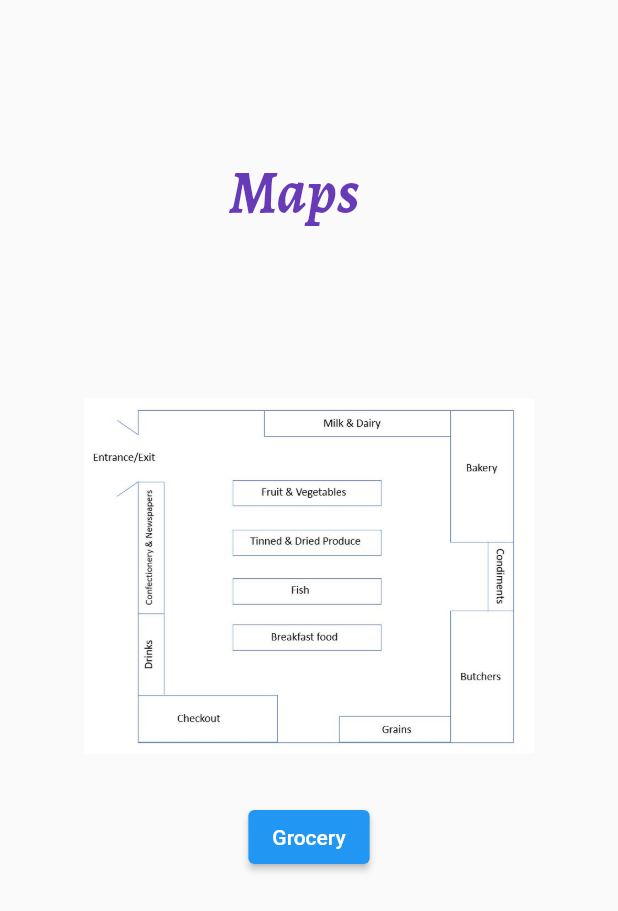
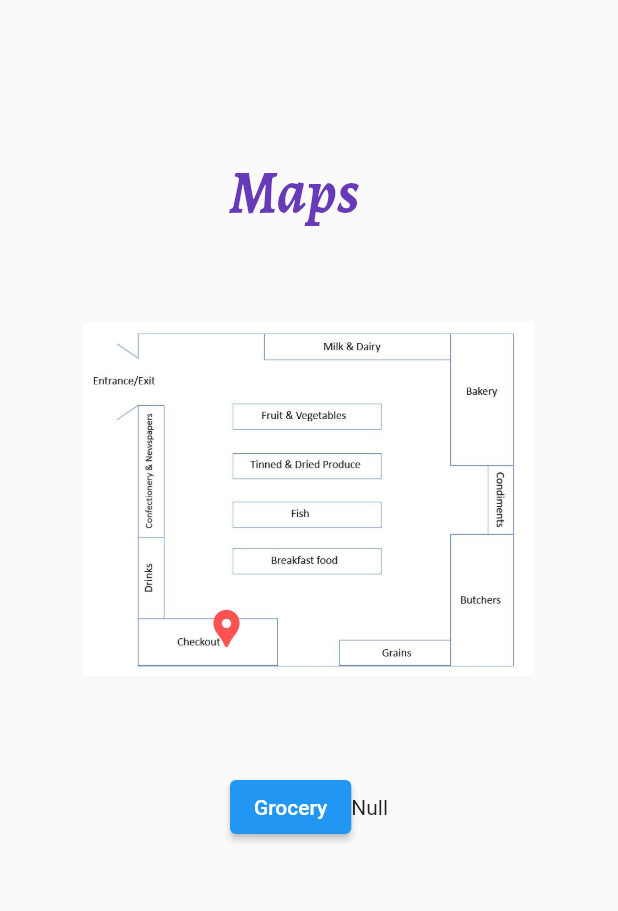
Before and after one commit to VirajGaur/Digital-transformation, a Flutter app: the Maps screen opened directly, on a phone screen of 412 x 824 dp. Shown: the top 911 px of the screen. Run offline on Flutter 3.47's test engine with Material 2 defaults, Android fonts, the phone set to English and light mode, and no system bars; drawn by our look-alikes of show_up_animation; our stand-ins replace animated_text_kit, sizer; missing offline and left inert: mysql1.

Commit message:
SQL version commit

```diff
--- a/digital_transformation/lib/Maps.dart
+++ b/digital_transformation/lib/Maps.dart
@@ -1,11 +1,81 @@
+import 'dart:typed_data';
+
 import 'package:flutter/material.dart';
 import 'package:show_up_animation/show_up_animation.dart';
+import 'dart:async';
+import 'package:mysql1/mysql1.dart';
+import 'Grocery.dart';
+import 'package:sizer/sizer.dart';
+import 'dart:ui';
 
-import 'Grocery.dart';
+class Maps extends StatefulWidget {
 
-class Maps extends StatelessWidget {
+  @override
+  State<Maps> createState() => _MapsState();
+}
+
+class _MapsState extends State<Maps> {
+
+  //List<String> Stores = [];
+  //children: Stores.map( (Store){
+  // return text(store)})
+  double height = 300;
+  double width = 300;
+  double posX = 300;
+  double posY = 300;
+  int port = 0;
+  String Store = "Null";
+  Blob image = new Blob.fromString("");
+
+  connectToSQL() async {
+    var settings = new ConnectionSettings(
+        host: 'ec2-54-208-82-154.compute-1.amazonaws.com',
+        port: 3306,
+        user: 'Mateusz',
+        password: 'O6OX7DIK1',
+        db: 'CSC4008'
+    );
+    port = settings.port;
+
+    var conn = await MySqlConnection.connect(settings);
+    var results = await conn.query('select StoreName,Blueprint from Store where StoreID = 1');
+    for (var row in results) {
+      setState(() {
+        Store = row[0];
+      });
+      Blob image = row[1];
+
+    };
+
+    conn.close();
+}
+
+  Uint8List convertStringToUint8List(String str) {
+    final List<int> codeUnits = str.codeUnits;
+    final Uint8List unit8List = Uint8List.fromList(codeUnits);
+
+    return unit8List;
+  }
+
+
+
+  void main() {
+    var thing =  window.physicalSize;
+
+    print(thing);
+  }
+  @override
+  void initState() {
+    height = 1;
+    connectToSQL();
+    setState(() {
+
+    });
+  }
   @override
   Widget build(BuildContext context) {
+    return Sizer(builder: (context, orientation, deviceType){
+
       return Scaffold(
         body: Row(
           mainAxisAlignment: MainAxisAlignment.center,
@@ -23,17 +93,18 @@ class Maps extends StatelessWidget {
                     ),
                   ),
                 ),
-              ShowUpAnimation(
-                delayStart: Duration(milliseconds: 200),
-                animationDuration: Duration(milliseconds: 400),
-                curve: Curves.decelerate,
-                direction: Direction.vertical,
-                offset: 0.5,
-                child:Container(
-                  padding: EdgeInsets.fromLTRB(20.0,20.0,20.0,0.0),
-                  child: Image.asset('Assets/TescoMap.JPG',height: 300 ,width: 300,),
+
+                 Container(
+                   child: (Image.memory(convertStringToUint8List(image.toString()), fit: BoxFit.fitHeight,)
+                   )
                  ),
-              ),
+
+                Map(posX: 80, posY: 80, height: 300, width: 300, image: 'Assets/TescoMap.JPG'),
+
+
+
+
+
                 Row(
                   mainAxisAlignment: MainAxisAlignment.spaceEvenly,
                   children: [
@@ -47,6 +118,7 @@ class Maps extends StatelessWidget {
 
                         child: Text('Grocery')
                     ),
+                    Text('$Store'),
                   ],
                 ) ,
               ],
@@ -54,6 +126,55 @@ class Maps extends StatelessWidget {
           ],
         ),
       );
+    },);//sizer
+
 
   }
 }
+
+class Map extends StatelessWidget {
+
+  final double posX;
+  final double posY;
+  final double height;
+  final double width;
+  final String image;
+
+  Map({required this.posX, required this.posY, required this.height, required this.width, required this.image});
+
+  @override
+  Widget build(BuildContext context) {
+    return ShowUpAnimation(
+      delayStart: Duration(milliseconds: 200),
+      animationDuration: Duration(milliseconds: 400),
+      curve: Curves.decelerate,
+      direction: Direction.vertical,
+      offset: 0.5,
+      child: SizedBox(
+        width: width,
+        height: height,
+        child: Stack(
+          children: <Widget>[
+
+            Container(
+              child: (Image.asset('$image', fit: BoxFit.fill)),
+            ),
+            Positioned(
+              bottom: posY,
+              left: posX,
+              child: Container(
+                child: Icon(
+                  Icons.location_pin,
+                  color: Colors.redAccent,
+                  size: 30.0,
+                ),
+              ),
+
+
+            ),
+          ],
+        ),
+      ),
+    );
+  }
+}
--- a/digital_transformation/pubspec.yaml
+++ b/digital_transformation/pubspec.yaml
@@ -18,7 +18,7 @@ publish_to: 'none' # Remove this line if you wish to publish to pub.dev
 version: 1.0.0+1
 
 environment:
-  sdk: ">=2.12.0 <3.0.0"
+  sdk: '>=2.12.0 <3.0.0'
 
 # Dependencies specify other packages that your package needs in order to work.
 # To automatically upgrade your package dependencies to the latest versions
@@ -31,7 +31,8 @@ dependencies:
     sdk: flutter
   animated_text_kit: ^4.2.1
   show_up_animation: ^2.0.0
-
+  mysql1 : ^0.19.2
+  sizer: ^2.0.15
 
   # The following adds the Cupertino Icons font to your application.
   # Use with the CupertinoIcons class for iOS style icons.
```
Also changed, not shown: digital_transformation/pubspec.lock, 1 other file. Lines whose indentation alone changed are shown as unchanged.
